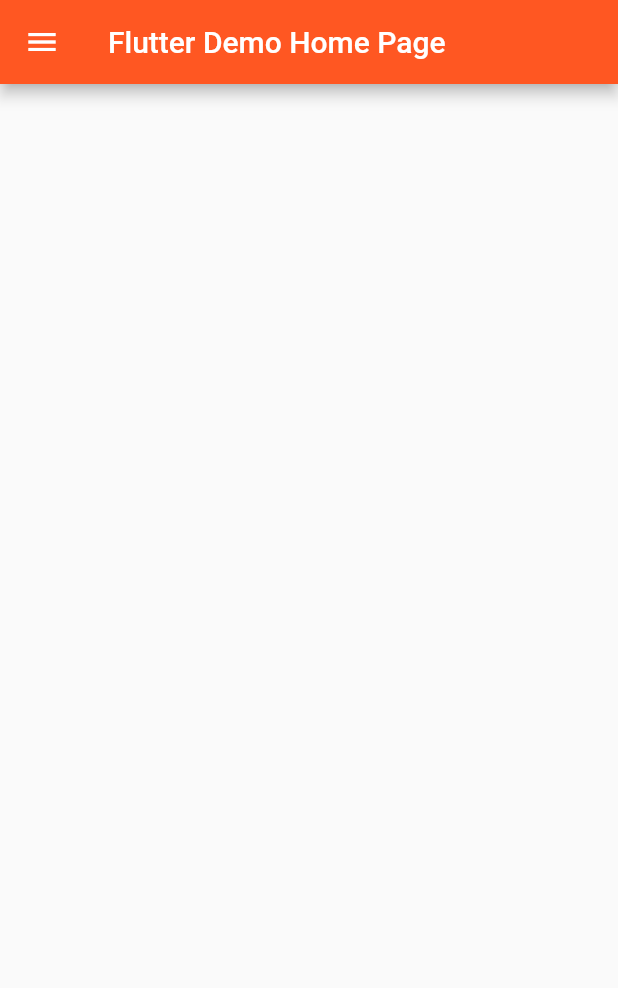
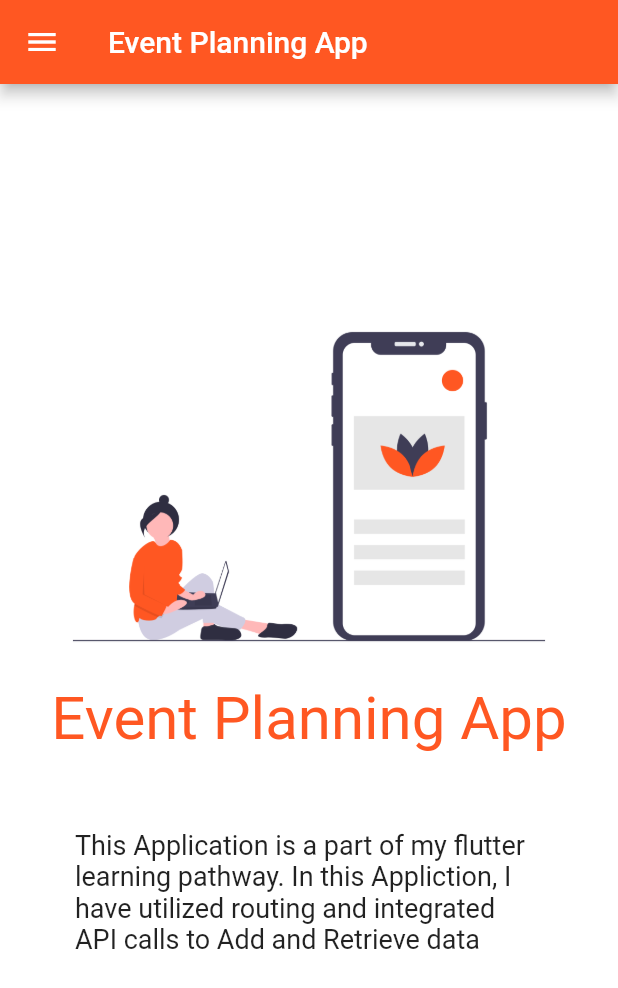
Before and after one commit to thezaeemaanwar/05-Flutter-Navigation-and-APIs, a Flutter app: the screen it shows after launch, on a phone screen of 412 x 824 dp. Shown: the top 988 px of the screen. Run offline on Flutter 3.47's test engine with Material 2 defaults, Android fonts, the phone set to English and light mode, and no system bars.

Commit message:
👌 IMPROVE : profile Image and drawer Buttons

```diff
--- a/lib/main.dart
+++ b/lib/main.dart
@@ -13,8 +13,9 @@ class MyApp extends StatelessWidget {
       title: 'Flutter Demo',
       theme: ThemeData(
         primarySwatch: Colors.deepOrange,
+        canvasColor: Colors.white,
       ),
-      home: MyHomePage(title: 'Flutter Demo Home Page'),
+      home: MyHomePage(title: 'Event Planning App'),
     );
   }
 }
@@ -44,34 +45,73 @@ class _MyHomePageState extends State<MyHomePage> {
                   Padding(
                       padding: EdgeInsets.all(10.0),
                       child: CircleAvatar(
-                        backgroundImage: NetworkImage(""
-                            // "https://static.wikia.nocookie.net/shingekinokyojin/images/f/f0/Levi_Ackermann_%28Anime%29_character_image_%28850%29.png/revision/latest?cb=20210124214225"
-                            ),
+                        backgroundImage: AssetImage("assets/profile.png"),
                         radius: 40,
                       )),
                   Text(
-                    "Levi Ackerman",
+                    "Zaeema Anwar",
+                    style: TextStyle(color: Colors.white),
                   ),
                   Text(
-                    "leviackerman@attackontitan.com",
+                    "thezaeemaanwar@gmail.com",
+                    style: TextStyle(color: Colors.white),
                   )
                 ],
               ),
-              decoration: BoxDecoration(color: Colors.blue)),
+              decoration: BoxDecoration(color: Colors.deepOrange)),
           TextButton(
               onPressed: () => {
                     Navigator.push(context,
                         MaterialPageRoute(builder: (context) => AddRecords()))
                   },
-              child: Text("Add Records")),
+              child: Row(children: [
+                Padding(
+                    padding: EdgeInsets.all(10),
+                    child: Icon(
+                      Icons.add,
+                      color: Colors.deepOrange,
+                    )),
+                Text("Add Records"),
+              ])),
           TextButton(
             onPressed: () => {
               Navigator.push(context,
                   MaterialPageRoute(builder: (context) => RetrieveRecords()))
             },
-            child: Text("Retrieve Records"),
+            child: Row(children: [
+              Padding(
+                  padding: EdgeInsets.all(10),
+                  child: Icon(
+                    Icons.widgets,
+                    color: Colors.deepOrange,
+                  )),
+              Text("Retrieve Records")
+            ]),
           )
         ])),
-        body: Center());
+        body: Center(
+          child: Column(
+            mainAxisAlignment: MainAxisAlignment.center,
+            children: [
+              Image(
+                image: AssetImage('assets/mobileDev.png'),
+                width: 400,
+              ),
+              Text(
+                "Event Planning App",
+                style: TextStyle(fontSize: 40, color: Colors.deepOrange),
+              ),
+              Padding(
+                padding: EdgeInsets.all(50),
+                child: Text(
+                  "This Application is a part of my flutter learning pathway. " +
+                      "In this Appliction, I have utilized routing and integrated " +
+                      "API calls to Add and Retrieve data",
+                  style: TextStyle(fontSize: 18),
+                ),
+              )
+            ],
+          ),
+        ));
   }
 }
```
